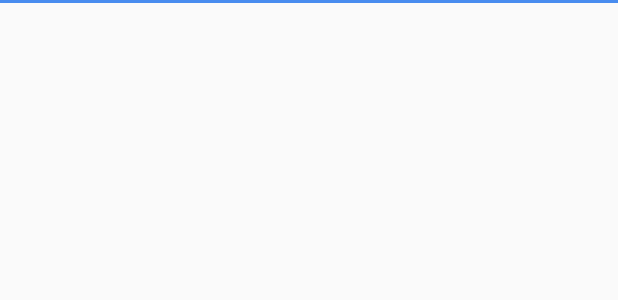
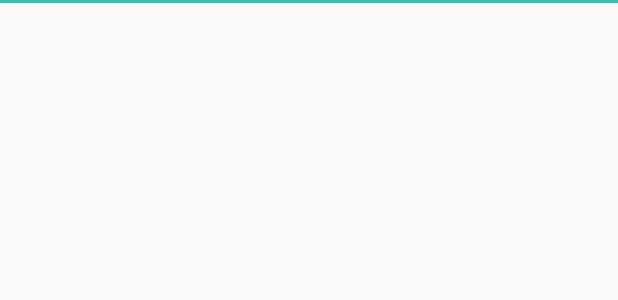
Before and after one commit to kaushikgopal/rem, an Android app: the layout item_today_separator.xml on its own in the app's theme, with its tools: preview values and no code run, on a phone screen of 412 x 824 dp. Shown: the top 300 px of the screen. Run offline under Robolectric (Android 15) with nearby library versions, the phone set to English and light mode, and no system bars.

Commit message:
fix: today separator color and padding

```diff
--- a/app/src/main/res/layout/item_today_separator.xml
+++ b/app/src/main/res/layout/item_today_separator.xml
@@ -2,6 +2,7 @@
 <FrameLayout
     android:layout_height="wrap_content"
     android:layout_width="match_parent"
+    android:layout_marginBottom="@dimen/item_task_list_today_separator_height"
     xmlns:android="http://schemas.android.com/apk/res/android"
     >
 
--- a/app/src/main/res/values/colors.xml
+++ b/app/src/main/res/values/colors.xml
@@ -37,5 +37,5 @@
     <color name="orange_3">#f6ab70</color>
 
 
-    <color name="today_list_separator">@color/day_1</color>
+    <color name="today_list_separator">@color/primary</color>
 </resources>
```
